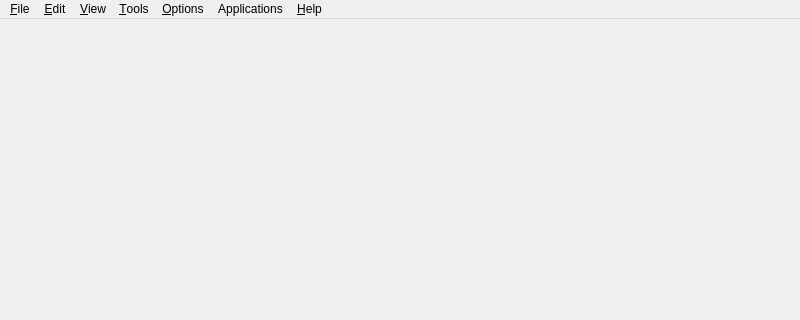
Old version of the form neurolabi/gui/mainwindow.ui in the repository janelia-flyem/NeuTu; both pictures show x 0 to 800 and y 0 to 320 of the 800 by 600 pixel window.
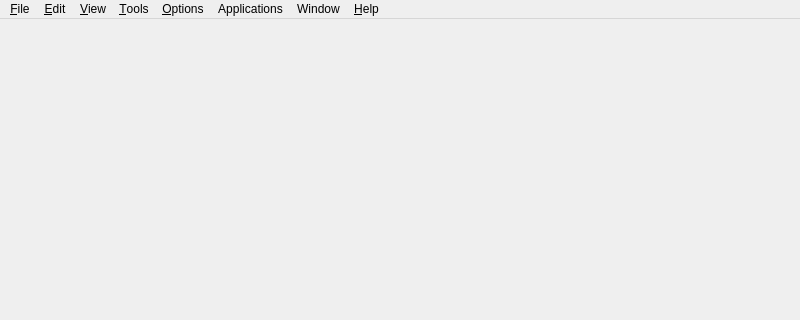
New version of the form. Icons and pictures are not drawn.

Commit message:
Add window menu
The menu is automatically updated when a proofread window is created or
closed.

The edit to the form file:
```diff
--- a/neurolabi/gui/mainwindow.ui
+++ b/neurolabi/gui/mainwindow.ui
@@ -477,12 +477,18 @@
     <addaction name="separator"/>
     <addaction name="menuSandbox"/>
    </widget>
+   <widget class="QMenu" name="menuWindow">
+    <property name="title">
+     <string>Window</string>
+    </property>
+   </widget>
    <addaction name="menuFile"/>
    <addaction name="menuEdit"/>
    <addaction name="menuView"/>
    <addaction name="menuTools"/>
    <addaction name="menuOptions"/>
    <addaction name="menuApplications"/>
+   <addaction name="menuWindow"/>
    <addaction name="menuHelp"/>
   </widget>
   <widget class="QStatusBar" name="statusbar"/>
```
The commit also changes 2 other files.
